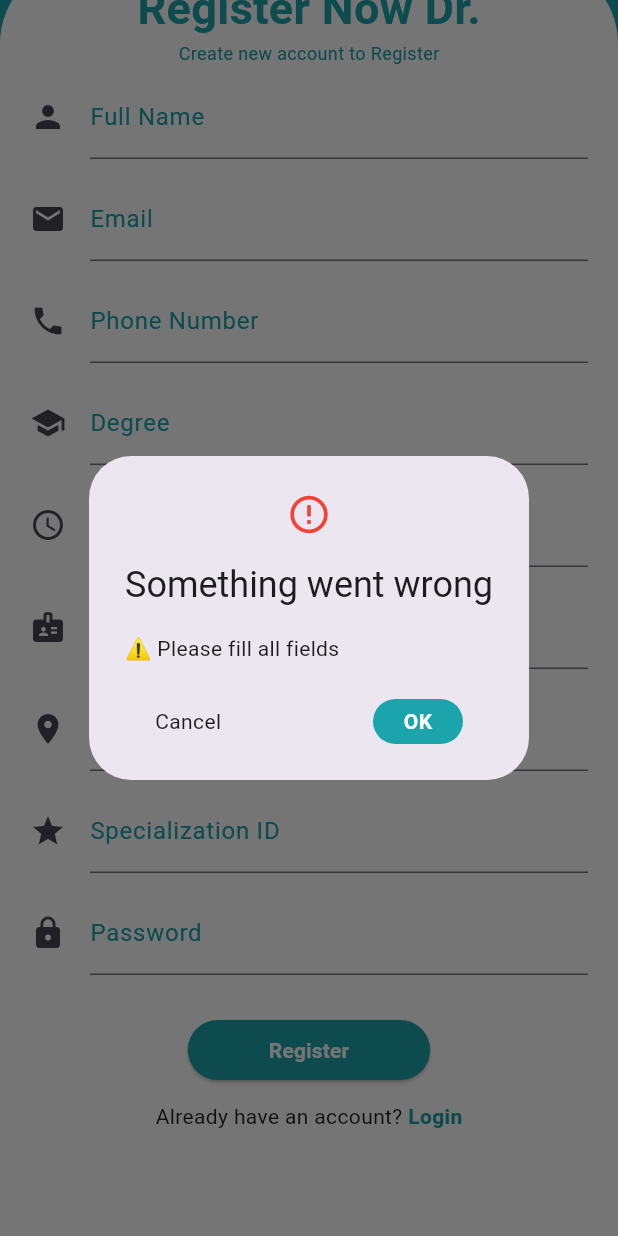
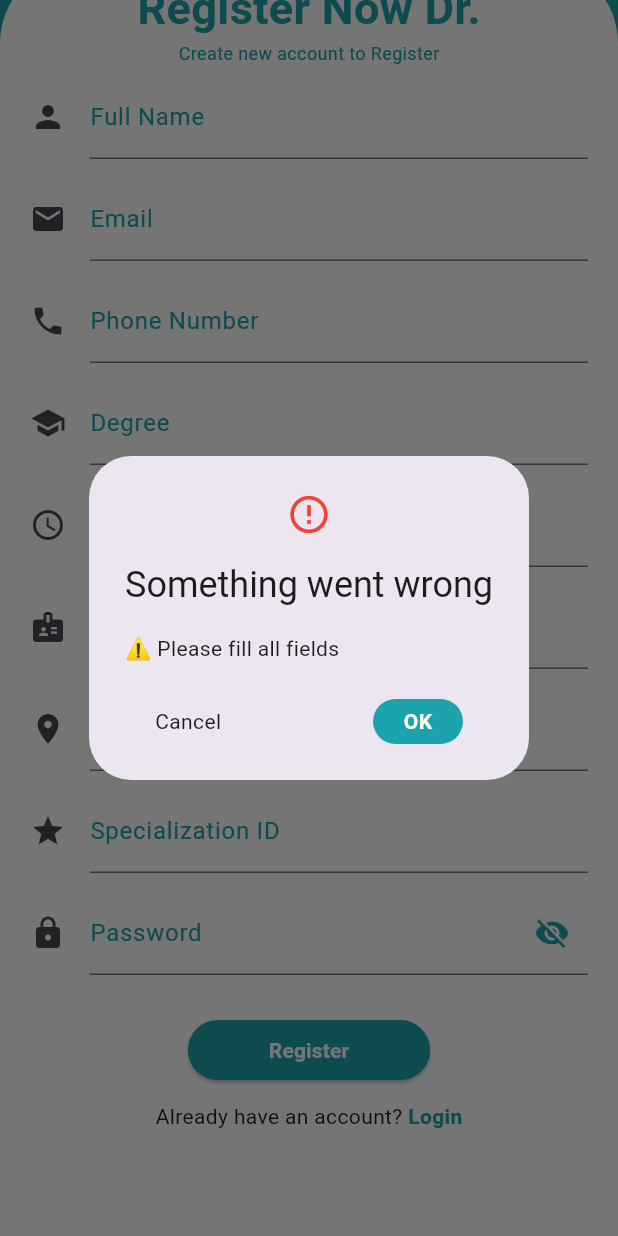
Before and after one commit to admin123KK/merodoctor555, a Flutter app: the Dregisterpage screen opened directly, scrolled down 296 dp, after a tap on "Register", on a phone screen of 412 x 824 dp. Run offline on Flutter 3.47's test engine with Material 3 defaults, Android fonts, the light colour scheme and no system bars; our stand-ins replace file_picker.

Commit message:
obsecure text

```diff
--- a/lib/doctor/dregisterpage.dart
+++ b/lib/doctor/dregisterpage.dart
@@ -1,8 +1,6 @@
 import 'dart:convert';
-
 import 'package:flutter/material.dart';
 import 'package:http/http.dart' as http;
-
 import 'dloginpage.dart'; // Assuming this is the login page after registration
 
 class Dregisterpage extends StatefulWidget {
@@ -24,6 +22,7 @@ class _DregisterpageState extends State<Dregisterpage> {
   final _password = TextEditingController();
 
   bool isLoading = false;
+  bool _isPasswordVisible = false; // 👁️ Password visibility toggle
 
   Future<void> registerDoctor() async {
     if (_name.text.isEmpty ||
@@ -35,7 +34,7 @@ class _DregisterpageState extends State<Dregisterpage> {
         _clinicAddress.text.isEmpty ||
         _specializationId.text.isEmpty ||
         _password.text.isEmpty) {
-      showMessage("⚠️ Please fill all fields");
+      showErrorMessage("⚠️ Please fill all fields");
       return;
     }
 
@@ -43,7 +42,8 @@ class _DregisterpageState extends State<Dregisterpage> {
     int? specializationId = int.tryParse(_specializationId.text);
 
     if (experience == null || specializationId == null) {
-      showMessage("⚠️ Experience and Specialization ID must be valid numbers");
+      showErrorMessage(
+          "⚠️ Experience and Specialization ID must be valid numbers");
       return;
     }
 
@@ -53,7 +53,7 @@ class _DregisterpageState extends State<Dregisterpage> {
 
     try {
       final url = Uri.parse(
-        'https://c2e1-2400-1a00-bb20-fd39-7053-b143-a1b-375.ngrok-free.app/api/AuthDoctorRegistration/register-doctor',
+        'https://93a1-2400-1a00-bb20-db55-f891-6e3d-3134-16a9.ngrok-free.app/api/AuthDoctorRegistration/register-doctor',
       );
 
       final response = await http.post(
@@ -77,24 +77,7 @@ class _DregisterpageState extends State<Dregisterpage> {
       });
 
       if (response.statusCode == 200 || response.statusCode == 201) {
-        showDialog(
-            context: context,
-            builder: (_) => const AlertDialog(
-                  icon: Icon(
-                    Icons.check_circle_outline,
-                    color: Colors.green,
-                  ),
-                  content: Text(
-                    'Login Success',
-                    style: TextStyle(fontWeight: FontWeight.bold),
-                  ),
-                  actions: [
-                    Text(
-                      'Register Successfully',
-                      style: TextStyle(color: Colors.green),
-                    )
-                  ],
-                ));
+        showSuccessMessage('Login Successfully', isError: false);
         Future.delayed(const Duration(seconds: 2), () {
           Navigator.pushReplacement(
               context, MaterialPageRoute(builder: (_) => const Dloginpage()));
@@ -106,23 +89,20 @@ class _DregisterpageState extends State<Dregisterpage> {
               body['message'] ??
               body['error'] ??
               response.body;
-          showMessage("❌ $errorMessage");
+          showErrorMessage("❌ $errorMessage");
         } catch (_) {
-          showMessage("❌ Server error: ${response.statusCode}");
+          showErrorMessage("❌ Server error: ${response.statusCode}");
         }
       }
     } catch (e) {
       setState(() {
         isLoading = false;
       });
-      showMessage("❌ Exception: $e");
+      showErrorMessage("❌ Exception: $e");
     }
   }
 
-  void showMessage(String msg) {
-    // ScaffoldMessenger.of(context).showSnackBar(
-    //   SnackBar(content: Text(msg), backgroundColor: Colors.redAccent),
-
+  void showErrorMessage(String msg) {
     showDialog(
       context: context,
       builder: (_) => AlertDialog(
@@ -132,9 +112,7 @@ class _DregisterpageState extends State<Dregisterpage> {
           size: 30,
         ),
         title: const Text('Something went wrong'),
-        content: Text(
-          msg,
-        ),
+        content: Text(msg),
         actions: [
           Padding(
             padding: const EdgeInsets.symmetric(horizontal: 20),
@@ -143,16 +121,15 @@ class _DregisterpageState extends State<Dregisterpage> {
               children: [
                 InkWell(
                     onTap: () => Navigator.pop(context),
-                    child: InkWell(
-                        onTap: () => Navigator.pop(context),
-                        child: Text('Cancel'))),
+                    child: const Text('Cancel')),
                 InkWell(
                   child: Container(
                     height: 30,
                     width: 60,
                     decoration: BoxDecoration(
-                        color: const Color(0xFF1CA4AC),
-                        borderRadius: BorderRadius.circular(15)),
+                      color: const Color(0xFF1CA4AC),
+                      borderRadius: BorderRadius.circular(15),
+                    ),
                     child: Center(
                       child: InkWell(
                         onTap: () => Navigator.pop(context),
@@ -168,6 +145,38 @@ class _DregisterpageState extends State<Dregisterpage> {
               ],
             ),
           )
+        ],
+      ),
+    );
+  }
+
+  void showSuccessMessage(String msg, {required bool isError}) {
+    showDialog(
+      context: context,
+      builder: (_) => AlertDialog(
+        icon: const Icon(
+          Icons.check_circle_outline,
+          color: Colors.green,
+          size: 30,
+        ),
+        title: Text(isError ? 'Login Error' : 'Success'),
+        content: Row(
+          mainAxisAlignment: MainAxisAlignment.center,
+          children: [
+            Text(
+              msg,
+              style: const TextStyle(color: Colors.green),
+            ),
+          ],
+        ),
+        actions: [
+          TextButton(
+            onPressed: () => Navigator.pop(context),
+            child: const Text(
+              'OK',
+              style: TextStyle(color: Color(0xFF1CA4AC)),
+            ),
+          ),
         ],
       ),
     );
@@ -292,19 +301,37 @@ class _DregisterpageState extends State<Dregisterpage> {
   }
 
   Widget buildTextField(
-      TextEditingController controller, String label, IconData icon,
-      {bool isPassword = false}) {
+    TextEditingController controller,
+    String label,
+    IconData icon, {
+    bool isPassword = false,
+  }) {
     return Padding(
       padding: const EdgeInsets.symmetric(horizontal: 20, vertical: 6),
       child: TextField(
         controller: controller,
-        obscureText: isPassword,
+        obscureText: isPassword ? !_isPasswordVisible : false,
         cursorColor: const Color(0xFF1CA4AC),
         decoration: InputDecoration(
           labelText: label,
           hintText: 'Enter your $label',
           labelStyle: const TextStyle(color: Color(0xFF1CA4AC)),
           icon: Icon(icon),
+          suffixIcon: isPassword
+              ? IconButton(
+                  icon: Icon(
+                    _isPasswordVisible
+                        ? Icons.visibility
+                        : Icons.visibility_off,
+                    color: const Color(0xFF1CA4AC),
+                  ),
+                  onPressed: () {
+                    setState(() {
+                      _isPasswordVisible = !_isPasswordVisible;
+                    });
+                  },
+                )
+              : null,
         ),
       ),
     );
```
Also changed, not shown: lib/doctor/dloginpage.dart (+19 -12 lines), lib/loginpage.dart (+76 -61 lines), lib/registerpage.dart (+100 -13 lines).
